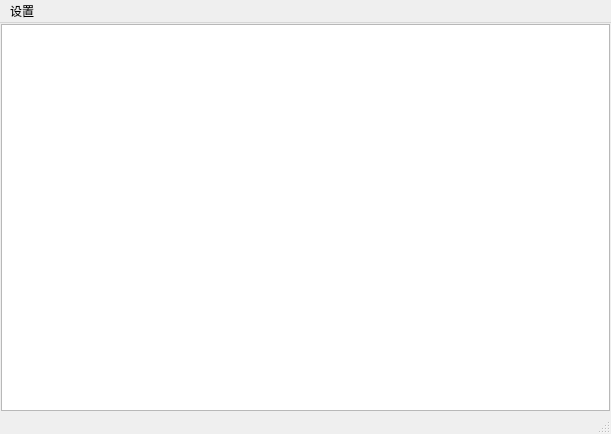
Above: source/ui/mainwindowserverlist.ui from Lindiantt/FairSGS before the change. Below: the same form after it.
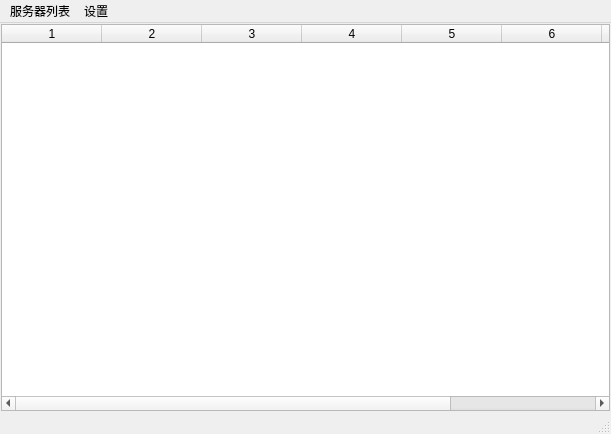
That is the form after the change.

What changed in the file:
```diff
--- a/source/ui/mainwindowserverlist.ui
+++ b/source/ui/mainwindowserverlist.ui
@@ -28,7 +28,34 @@
      <number>1</number>
     </property>
     <item>
-     <widget class="QTableWidget" name="tableWidgetServerList"/>
+     <widget class="QTableWidget" name="tableWidgetServerList">
+      <property name="contextMenuPolicy">
+       <enum>Qt::CustomContextMenu</enum>
+      </property>
+      <property name="editTriggers">
+       <set>QAbstractItemView::NoEditTriggers</set>
+      </property>
+      <property name="selectionMode">
+       <enum>QAbstractItemView::SingleSelection</enum>
+      </property>
+      <property name="sortingEnabled">
+       <bool>true</bool>
+      </property>
+      <property name="rowCount">
+       <number>0</number>
+      </property>
+      <property name="columnCount">
+       <number>8</number>
+      </property>
+      <column/>
+      <column/>
+      <column/>
+      <column/>
+      <column/>
+      <column/>
+      <column/>
+      <column/>
+     </widget>
     </item>
    </layout>
   </widget>
@@ -47,6 +74,14 @@
     </property>
     <addaction name="actionAdvance"/>
    </widget>
+   <widget class="QMenu" name="menuServers">
+    <property name="title">
+     <string>服务器列表</string>
+    </property>
+    <addaction name="actionGetMore"/>
+    <addaction name="actionRefresh"/>
+   </widget>
+   <addaction name="menuServers"/>
    <addaction name="menuSettings"/>
   </widget>
   <widget class="QStatusBar" name="statusBar"/>
```
Left out of the diff: 15 changed lines with no effect on the pictures.
